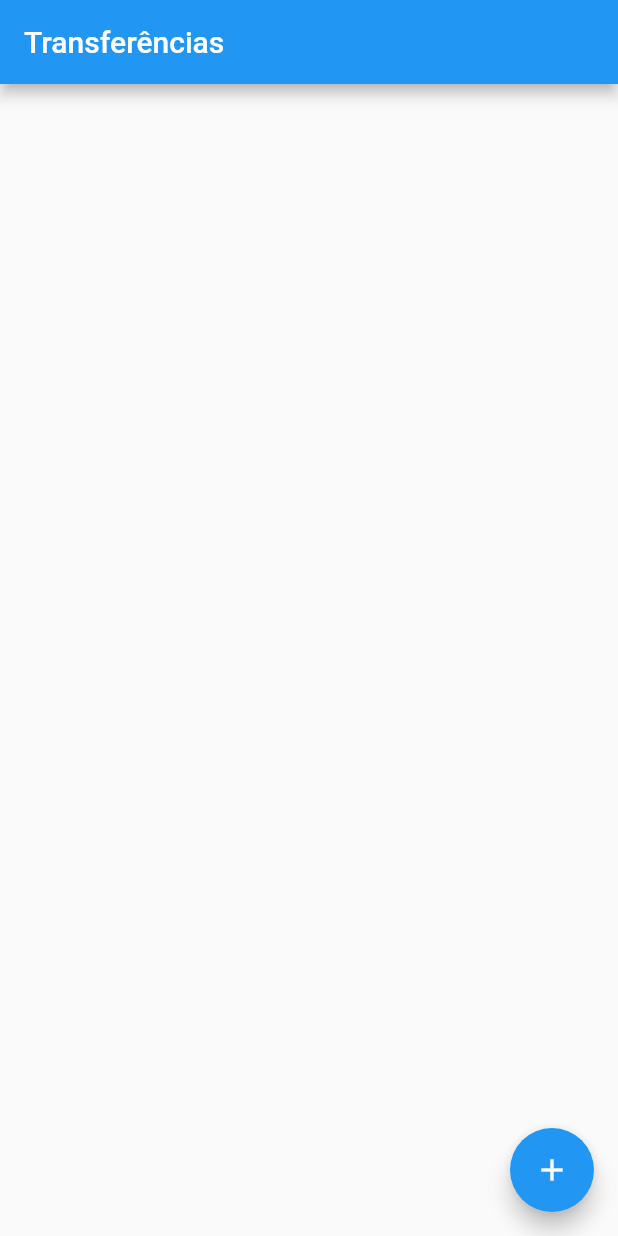
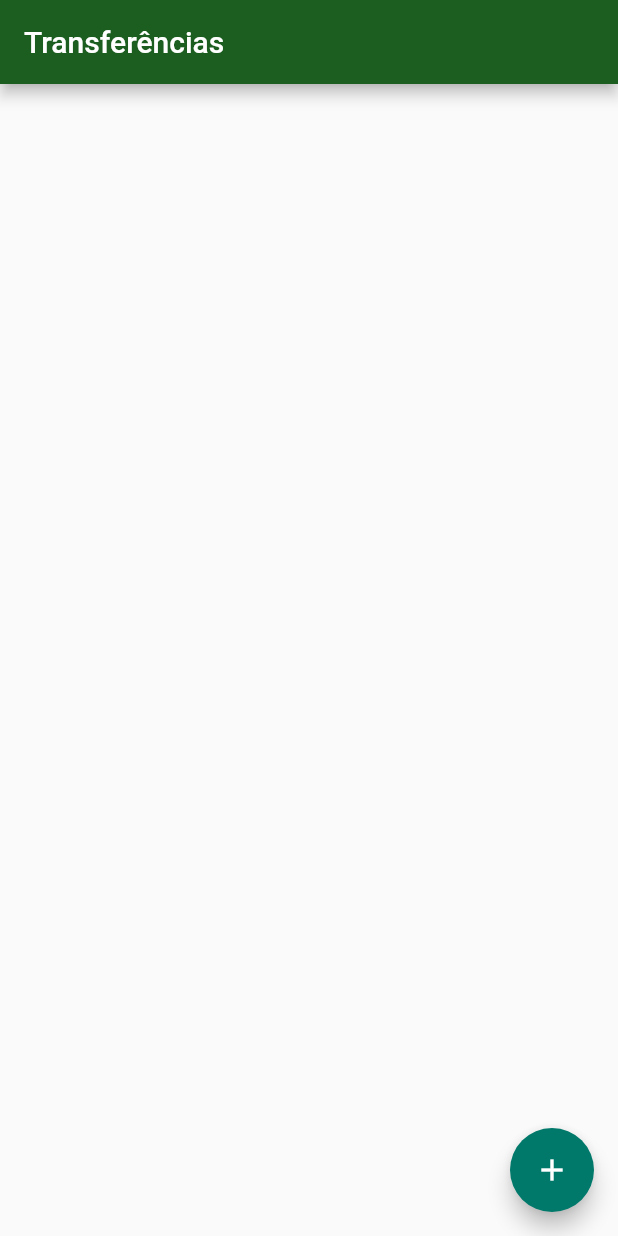
Before and after one commit to Ajujuba/projeto_bytebank, a Flutter app: the screen it shows after launch, on a phone screen of 412 x 824 dp. Run offline on Flutter 3.47's test engine with Material 2 defaults, Android fonts, the phone set to English and light mode, and no system bars.

Commit message:
Definindo tema do projeto

```diff
--- a/lib/main.dart
+++ b/lib/main.dart
@@ -7,9 +7,15 @@ class BytebankApp extends StatelessWidget {
   @override
   Widget build(BuildContext context) {
     return MaterialApp(
-      home: Scaffold(
-        body: ListaTransferencias(),
+      theme: ThemeData(
+        primaryColor: Colors.green[900],
+        accentColor: Colors.teal[700],
+        buttonTheme: ButtonThemeData(
+          buttonColor: Colors.teal[700],
+          textTheme: ButtonTextTheme.primary
+        ),
       ),
+      home: ListaTransferencias()
     );
   }
 }
@@ -134,7 +140,7 @@ class ListaTransferenciasState extends State<ListaTransferencias> {
                 widget._transferencias.add(transferenciaRecebida);
               });
             }
-          })
+          });
         });
       },),
     );
```
